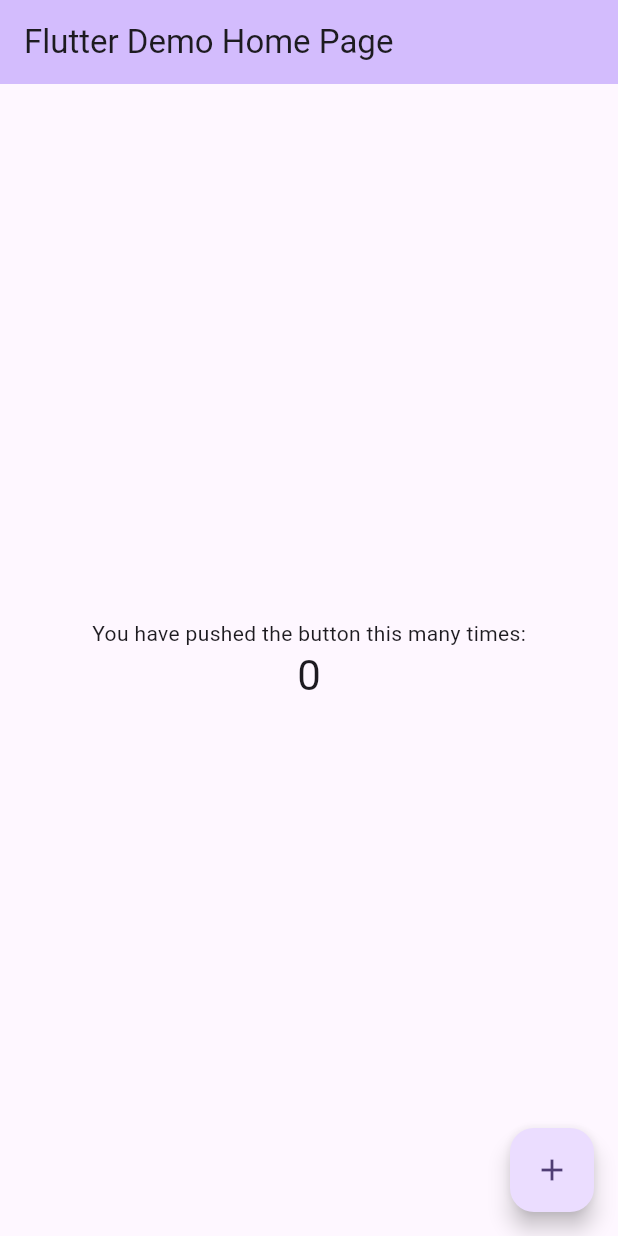
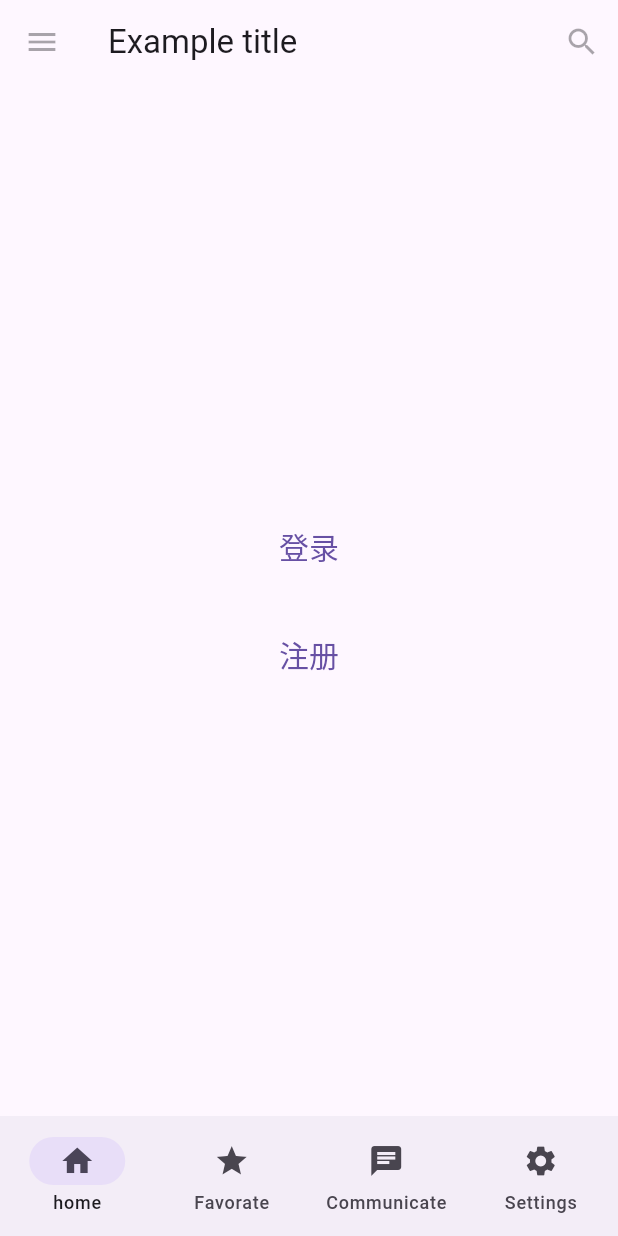
Before and after one commit to 2b-creator/adorable_pets, a Flutter app: the screen it shows after launch, on a phone screen of 412 x 824 dp. Run offline on Flutter 3.47's test engine with Material 3 defaults, Android fonts, the phone set to English and light mode, and no system bars; our stand-ins replace google_fonts.

Commit message:
navigation cm

```diff
--- a/lib/main.dart
+++ b/lib/main.dart
@@ -1,125 +1,102 @@
 import 'package:flutter/material.dart';
+import 'package:flutter/rendering.dart';
+import 'package:google_fonts/google_fonts.dart';
+import 'home.dart';
 
 void main() {
-  runApp(const MyApp());
+  runApp(
+    const MaterialApp(
+      title: 'Flutter Tutorial',
+      home: TutorialHome(
+        title: "Flutter Tutorial",
+      ),
+    ),
+  );
 }
 
-class MyApp extends StatelessWidget {
-  const MyApp({super.key});
-
-  // This widget is the root of your application.
-  @override
-  Widget build(BuildContext context) {
-    return MaterialApp(
-      title: 'Flutter Demo',
-      theme: ThemeData(
-        // This is the theme of your application.
-        //
-        // TRY THIS: Try running your application with "flutter run". You'll see
-        // the application has a purple toolbar. Then, without quitting the app,
-        // try changing the seedColor in the colorScheme below to Colors.green
-        // and then invoke "hot reload" (save your changes or press the "hot
-        // reload" button in a Flutter-supported IDE, or press "r" if you used
-        // the command line to start the app).
-        //
-        // Notice that the counter didn't reset back to zero; the application
-        // state is not lost during the reload. To reset the state, use hot
-        // restart instead.
-        //
-        // This works for code too, not just values: Most code changes can be
-        // tested with just a hot reload.
-        colorScheme: ColorScheme.fromSeed(seedColor: Colors.deepPurple),
-        useMaterial3: true,
-      ),
-      home: const MyHomePage(title: 'Flutter Demo Home Page'),
-    );
-  }
-}
-
-class MyHomePage extends StatefulWidget {
-  const MyHomePage({super.key, required this.title});
-
-  // This widget is the home page of your application. It is stateful, meaning
-  // that it has a State object (defined below) that contains fields that affect
-  // how it looks.
-
-  // This class is the configuration for the state. It holds the values (in this
-  // case the title) provided by the parent (in this case the App widget) and
-  // used by the build method of the State. Fields in a Widget subclass are
-  // always marked "final".
-
+class TutorialHome extends StatefulWidget {
+  const TutorialHome({super.key, required this.title});
   final String title;
 
   @override
-  State<MyHomePage> createState() => _MyHomePageState();
+  State<TutorialHome> createState() => _MyHomePageState();
 }
 
-class _MyHomePageState extends State<MyHomePage> {
-  int _counter = 0;
+class _MyHomePageState extends State<TutorialHome> {
+  final double buttonPadding = 12;
+  int currentPageIndex = 0;
 
-  void _incrementCounter() {
+  void _testEvent() {
     setState(() {
-      // This call to setState tells the Flutter framework that something has
-      // changed in this State, which causes it to rerun the build method below
-      // so that the display can reflect the updated values. If we changed
-      // _counter without calling setState(), then the build method would not be
-      // called again, and so nothing would appear to happen.
-      _counter++;
+      //do sth
     });
   }
 
   @override
   Widget build(BuildContext context) {
-    // This method is rerun every time setState is called, for instance as done
-    // by the _incrementCounter method above.
-    //
-    // The Flutter framework has been optimized to make rerunning build methods
-    // fast, so that you can just rebuild anything that needs updating rather
-    // than having to individually change instances of widgets.
+    // Scaffold is a layout for
+    // the major Material Components.
     return Scaffold(
       appBar: AppBar(
-        // TRY THIS: Try changing the color here to a specific color (to
-        // Colors.amber, perhaps?) and trigger a hot reload to see the AppBar
-        // change color while the other colors stay the same.
-        backgroundColor: Theme.of(context).colorScheme.inversePrimary,
-        // Here we take the value from the MyHomePage object that was created by
-        // the App.build method, and use it to set our appbar title.
-        title: Text(widget.title),
+        leading: const IconButton(
+          icon: Icon(Icons.menu),
+          tooltip: 'Navigation menu',
+          onPressed: null,
+        ),
+        title: const Text('Example title'),
+        actions: const [
+          IconButton(
+            icon: Icon(Icons.search),
+            tooltip: 'Search',
+            onPressed: null,
+          ),
+        ],
+      ),
+      // body is the majority of the screen.
+
+      bottomNavigationBar: NavigationBar(
+        destinations: const [
+          NavigationDestination(icon: Icon(Icons.home), label: "home"),
+          NavigationDestination(icon: Icon(Icons.star), label: "Favorate"),
+          NavigationDestination(icon: Icon(Icons.chat), label: "Communicate"),
+          NavigationDestination(icon: Icon(Icons.settings), label: "Settings")
+        ],
+        selectedIndex: currentPageIndex,
+        onDestinationSelected: (int index) {
+          setState(() {
+            currentPageIndex = index;
+          });
+        },
       ),
       body: Center(
-        // Center is a layout widget. It takes a single child and positions it
-        // in the middle of the parent.
         child: Column(
-          // Column is also a layout widget. It takes a list of children and
-          // arranges them vertically. By default, it sizes itself to fit its
-          // children horizontally, and tries to be as tall as its parent.
-          //
-          // Column has various properties to control how it sizes itself and
-          // how it positions its children. Here we use mainAxisAlignment to
-          // center the children vertically; the main axis here is the vertical
-          // axis because Columns are vertical (the cross axis would be
-          // horizontal).
-          //
-          // TRY THIS: Invoke "debug painting" (choose the "Toggle Debug Paint"
-          // action in the IDE, or press "p" in the console), to see the
-          // wireframe for each widget.
           mainAxisAlignment: MainAxisAlignment.center,
           children: <Widget>[
-            const Text(
-              'You have pushed the button this many times:',
+            Padding(
+              padding: EdgeInsets.all(buttonPadding),
+              child: TextButton(
+                onPressed: _testEvent,
+                child: Text(
+                  "登录",
+                  style: GoogleFonts.notoSansSc(
+                      textStyle: const TextStyle(fontSize: 20)),
+                ),
+              ),
             ),
-            Text(
-              '$_counter',
-              style: Theme.of(context).textTheme.headlineMedium,
+            Padding(
+              padding: EdgeInsets.all(buttonPadding),
+              child: TextButton(
+                onPressed: _testEvent,
+                child: Text(
+                  "注册",
+                  style: GoogleFonts.notoSansSc(
+                      textStyle: const TextStyle(fontSize: 20)),
+                ),
+              ),
             ),
           ],
         ),
       ),
-      floatingActionButton: FloatingActionButton(
-        onPressed: _incrementCounter,
-        tooltip: 'Increment',
-        child: const Icon(Icons.add),
-      ), // This trailing comma makes auto-formatting nicer for build methods.
     );
   }
 }
```
Also changed, not shown: google_fonts/Noto_Sans_SC/OFL.txt (added, +93 -0 lines), lib/home.dart (added, +46 -0 lines), pubspec.yaml (+9 -1 lines), google_fonts/Noto_Sans_SC/README.txt (added), pubspec.lock, 14 other files.
